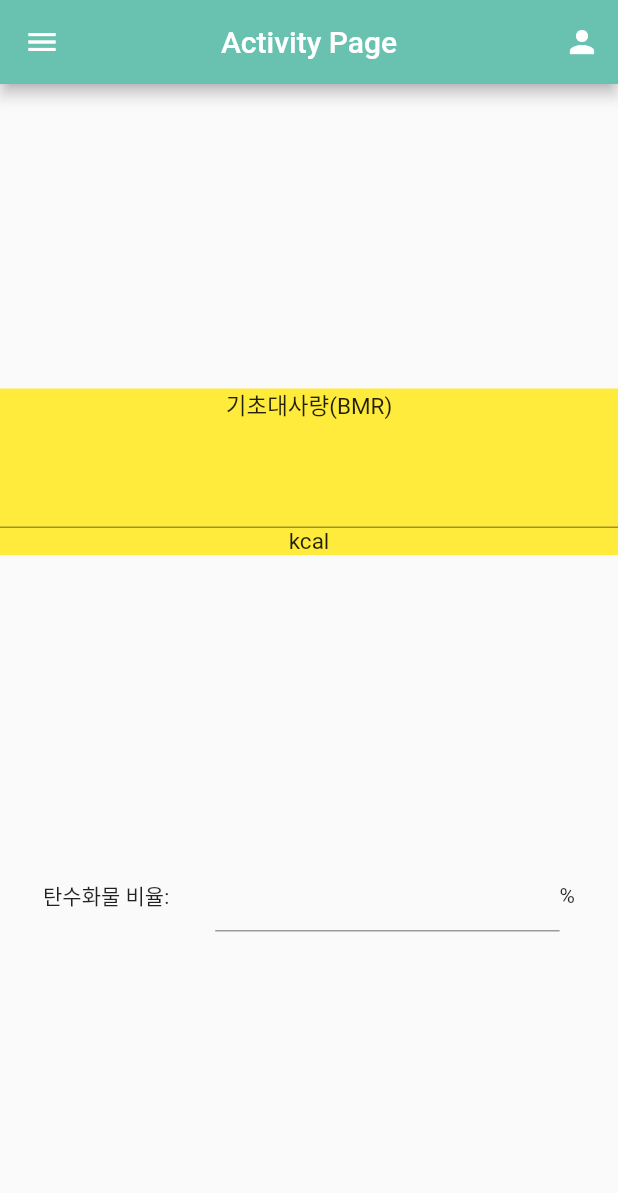
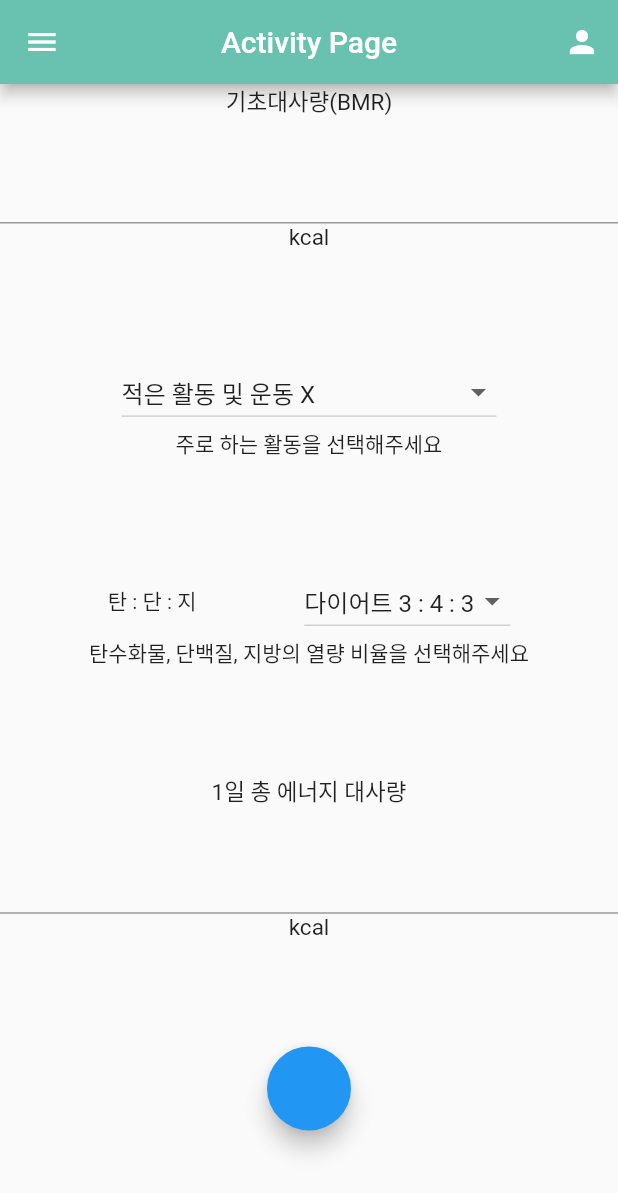
Before and after one commit to WepProglam/Diet, a Flutter app: the Activity screen opened by its route, on a phone screen of 412 x 824 dp. Shown: the top 1193 px of the screen. Run offline on Flutter 3.47's test engine with Material 2 defaults, Android fonts, the phone set to English and light mode, and no system bars; our stand-ins replace convert, csv, fl_chart, flutter_swiper, sqflite; missing offline and left inert: draw_graph, excel; accounts and stored records are empty.

Commit message:
activity page

```diff
--- a/lib/activityPage.dart
+++ b/lib/activityPage.dart
@@ -1,6 +1,7 @@
 import 'dart:math';
 
 import 'package:flutter/material.dart';
+import 'package:flutter/services.dart';
 import 'db_helper.dart';
 import 'model.dart';
 import 'appBar.dart';
@@ -30,7 +31,10 @@ class _ActivityPageState extends State<ActivityPage> {
   var dbHelperPerson = DBHelperPerson();
 
   TextEditingController bmrText = TextEditingController();
+  TextEditingController amText = TextEditingController();
   TextEditingController carbohydrateText = TextEditingController();
+  int _nutriRateValue = 1;
+  int _activityValue = 1;
 
   var hint = {};
 
@@ -59,15 +63,18 @@ class _ActivityPageState extends State<ActivityPage> {
             (5 * hint['height']) -
             (6.8 * 22)); //23 -> person['age'] - 1 (만나이)
         bmrText.text = bmr.toStringAsFixed(1);
+        amText.text = bmrText.text;
       } else {
         bmr = (655.1 +
             (9.6 * hint['weight']) +
             (1.8 * hint['height']) -
             (4.7 * 22));
         bmrText.text = bmr.toStringAsFixed(1);
+        amText.text = bmrText.text;
       }
     } else {
       bmrText.text = '신체 정보가 비어있습니다.';
+      amText.text = bmrText.text;
     }
   }
 
@@ -77,23 +84,109 @@ class _ActivityPageState extends State<ActivityPage> {
     super.didChangeDependencies();
   }
 
-  Widget carbohydrateRate(TextEditingController controller) {
+  Widget metabolicRate(String mr, TextEditingController controller) {
+    String title = '';
+
+    if (mr == 'BMR') {
+      title = '기초대사량(BMR)';
+    } else if (mr == 'AM') {
+      title = '1일 총 에너지 대사량';
+    }
+
+    return Column(
+      children: [
+        Text(
+          title,
+          style: TextStyle(fontSize: 15),
+        ),
+        TextFormField(
+            autofocus: false,
+            controller: controller,
+            style: TextStyle(
+              fontSize: 40,
+            ),
+            textAlign: TextAlign.center,
+            keyboardType: TextInputType.number,
+            readOnly: (mr == 'AM' && _activityValue == 6) ? false : true),
+        Text(
+          'kcal',
+          style: TextStyle(fontSize: 15),
+        ),
+      ],
+    );
+  }
+
+  Widget nutriRate() {
     return Center(
       child: Row(
         children: [
           Spacer(
             flex: 1,
           ),
-          Expanded(flex: 4, child: Text('탄수화물 비율:')),
-          Expanded(
-            flex: 8,
-            child: TextFormField(
-                autofocus: false,
-                controller: controller,
-                keyboardType: TextInputType.number,
-                textAlign: TextAlign.center),
+          Text('탄 : 단 : 지'),
+          Spacer(
+            flex: 1,
           ),
-          Text('%'),
+          DropdownButton(
+              value: _nutriRateValue,
+              items: [
+                DropdownMenuItem(child: Text('다이어트 3 : 4 : 3'), value: 1),
+                DropdownMenuItem(child: Text('벌크업 4 : 4 : 2'), value: 2),
+                DropdownMenuItem(child: Text('린매스업 5 : 3 : 2'), value: 3),
+              ],
+              onChanged: (value) {
+                setState(() {
+                  _nutriRateValue = value;
+                });
+              }),
+          Spacer(
+            flex: 1,
+          ),
+        ],
+      ),
+    );
+  }
+
+  Widget selActivity() {
+    return Center(
+      child: Row(
+        children: [
+          Spacer(
+            flex: 1,
+          ),
+          DropdownButton(
+              value: _activityValue,
+              items: [
+                DropdownMenuItem(child: Text('적은 활동 및 운동 X'), value: 1),
+                DropdownMenuItem(child: Text('가벼운 활동 및 주 1~3일 운동'), value: 2),
+                DropdownMenuItem(child: Text('보통 활동 및 주 3~5일 운동'), value: 3),
+                DropdownMenuItem(child: Text('적극적인 활동 및 주 6~7일 운동'), value: 4),
+                DropdownMenuItem(child: Text('매우 적극적인 활동 및 선수급 운동'), value: 5),
+                DropdownMenuItem(child: Text('직접 설정'), value: 6),
+              ],
+              onChanged: (value) {
+                setState(() {
+                  _activityValue = value;
+                  if (_activityValue == 1) {
+                    amText.text =
+                        (num.parse(bmrText.text) * 1.2).toStringAsFixed(1);
+                  } else if (_activityValue == 2) {
+                    amText.text =
+                        (num.parse(bmrText.text) * 1.375).toStringAsFixed(1);
+                  } else if (_activityValue == 3) {
+                    amText.text =
+                        (num.parse(bmrText.text) * 1.555).toStringAsFixed(1);
+                  } else if (_activityValue == 4) {
+                    amText.text =
+                        (num.parse(bmrText.text) * 1.725).toStringAsFixed(1);
+                  } else if (_activityValue == 5) {
+                    amText.text =
+                        (num.parse(bmrText.text) * 1.9).toStringAsFixed(1);
+                  } else if (_activityValue == 6) {
+                    amText.text = '';
+                  }
+                });
+              }),
           Spacer(
             flex: 1,
           ),
@@ -108,37 +201,34 @@ class _ActivityPageState extends State<ActivityPage> {
         child: Center(
       child: Column(
         children: [
+          // Spacer(
+          //   flex: 1,
+          // ),
+          Container(
+            // color: Colors.yellow,
+            child: metabolicRate('BMR', bmrText),
+          ),
+          Spacer(
+            flex: 1,
+          ),
+          selActivity(),
+          Text('주로 하는 활동을 선택해주세요'),
+          Spacer(
+            flex: 1,
+          ),
+          nutriRate(),
+          Text('탄수화물, 단백질, 지방의 열량 비율을 선택해주세요'),
           Spacer(
             flex: 1,
           ),
           Container(
-            //사이즈 확인용
-            color: Colors.yellow,
-            child: Column(
-              children: [
-                Text(
-                  '기초대사량(BMR)',
-                  style: TextStyle(fontSize: 15),
-                ),
-                TextFormField(
-                  controller: bmrText,
-                  style: TextStyle(
-                    fontSize: 40,
-                  ),
-                  textAlign: TextAlign.center,
-                  readOnly: true,
-                ),
-                Text(
-                  'kcal',
-                  style: TextStyle(fontSize: 15),
-                ),
-              ],
-            ),
+            // color: Colors.yellow,
+            child: metabolicRate('AM', amText),
           ),
           Spacer(
             flex: 1,
           ),
-          carbohydrateRate(carbohydrateText),
+          FloatingActionButton(onPressed: null),
           Spacer(
             flex: 1,
           ),
```
